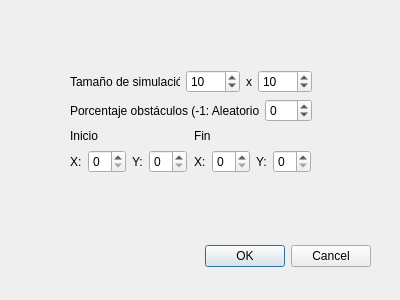
Qt form opcioneswindow.ui (Faaa97/CocheAutonomo) before a commit.
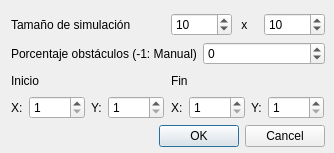
The same form after that commit.

Commit message: Cambios en la interfaz, ahora funciona el menú, faltan los obstáculos

Diff of the .ui file:
```diff
--- a/opcioneswindow.ui
+++ b/opcioneswindow.ui
@@ -6,41 +6,25 @@
    <rect>
     <x>0</x>
     <y>0</y>
-    <width>400</width>
-    <height>300</height>
+    <width>334</width>
+    <height>153</height>
    </rect>
   </property>
   <property name="windowTitle">
    <string>Dialog</string>
   </property>
-  <widget class="QDialogButtonBox" name="buttonBox">
-   <property name="geometry">
-    <rect>
-     <x>30</x>
-     <y>240</y>
-     <width>341</width>
-     <height>32</height>
-    </rect>
-   </property>
-   <property name="orientation">
-    <enum>Qt::Horizontal</enum>
-   </property>
-   <property name="standardButtons">
-    <set>QDialogButtonBox::Cancel|QDialogButtonBox::Ok</set>
-   </property>
-  </widget>
   <widget class="QWidget" name="">
    <property name="geometry">
     <rect>
-     <x>70</x>
-     <y>70</y>
-     <width>242</width>
-     <height>103</height>
+     <x>11</x>
+     <y>13</y>
+     <width>314</width>
+     <height>134</height>
     </rect>
    </property>
    <layout class="QVBoxLayout" name="verticalLayout_3">
     <item>
-     <layout class="QHBoxLayout" name="horizontalLayout">
+     <layout class="QHBoxLayout" name="horizontalLayout_6">
       <item>
        <widget class="QLabel" name="label">
         <property name="text">
@@ -49,9 +33,14 @@
        </widget>
       </item>
       <item>
+       <layout class="QHBoxLayout" name="horizontalLayout">
+        <item>
        <widget class="QSpinBox" name="GridX">
+          <property name="minimum">
+           <number>5</number>
+          </property>
         <property name="maximum">
-         <number>5000</number>
+           <number>50000</number>
         </property>
         <property name="value">
          <number>10</number>
@@ -61,19 +50,24 @@
       <item>
        <widget class="QLabel" name="label_2">
         <property name="text">
-         <string>x</string>
+           <string> x</string>
         </property>
        </widget>
       </item>
       <item>
        <widget class="QSpinBox" name="GridY">
+          <property name="minimum">
+           <number>5</number>
+          </property>
         <property name="maximum">
-         <number>5000</number>
+           <number>50000</number>
         </property>
         <property name="value">
          <number>10</number>
         </property>
        </widget>
+        </item>
+       </layout>
       </item>
      </layout>
     </item>
@@ -82,7 +76,7 @@
       <item>
        <widget class="QLabel" name="label_3">
         <property name="text">
-         <string>Porcentaje obstáculos (-1: Aleatorio)</string>
+         <string>Porcentaje obstáculos (-1: Manual)</string>
         </property>
        </widget>
       </item>
@@ -119,7 +113,14 @@
            </widget>
           </item>
           <item>
-           <widget class="QSpinBox" name="InicioX"/>
+           <widget class="QSpinBox" name="InicioX">
+            <property name="minimum">
+             <number>1</number>
+            </property>
+            <property name="maximum">
+             <number>50000</number>
+            </property>
+           </widget>
           </item>
           <item>
            <widget class="QLabel" name="label_7">
@@ -129,7 +130,14 @@
            </widget>
           </item>
           <item>
-           <widget class="QSpinBox" name="InicioY"/>
+           <widget class="QSpinBox" name="InicioY">
+            <property name="minimum">
+             <number>1</number>
+            </property>
+            <property name="maximum">
+             <number>50000</number>
+            </property>
+           </widget>
           </item>
          </layout>
         </item>
@@ -154,7 +162,14 @@
            </widget>
           </item>
           <item>
-           <widget class="QSpinBox" name="FinX"/>
+           <widget class="QSpinBox" name="FinX">
+            <property name="minimum">
+             <number>1</number>
+            </property>
+            <property name="maximum">
+             <number>50000</number>
+            </property>
+           </widget>
           </item>
           <item>
            <widget class="QLabel" name="label_10">
@@ -164,7 +179,14 @@
            </widget>
           </item>
           <item>
-           <widget class="QSpinBox" name="FinY"/>
+           <widget class="QSpinBox" name="FinY">
+            <property name="minimum">
+             <number>1</number>
+            </property>
+            <property name="maximum">
+             <number>50000</number>
+            </property>
+           </widget>
           </item>
          </layout>
         </item>
@@ -172,6 +194,16 @@
       </item>
      </layout>
     </item>
+    <item>
+     <widget class="QDialogButtonBox" name="buttonBox">
+      <property name="orientation">
+       <enum>Qt::Horizontal</enum>
+      </property>
+      <property name="standardButtons">
+       <set>QDialogButtonBox::Cancel|QDialogButtonBox::Ok</set>
+      </property>
+     </widget>
+    </item>
    </layout>
   </widget>
  </widget>
```
Lines whose indentation alone changed are shown as unchanged. The commit also changes 8 other files.
